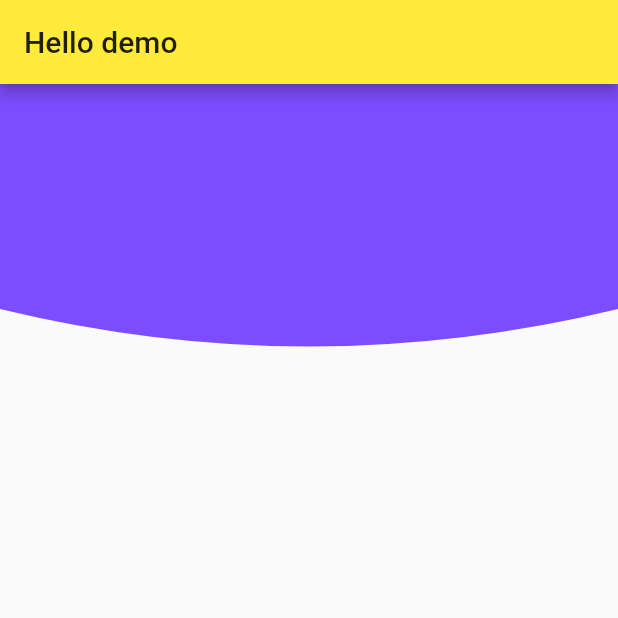
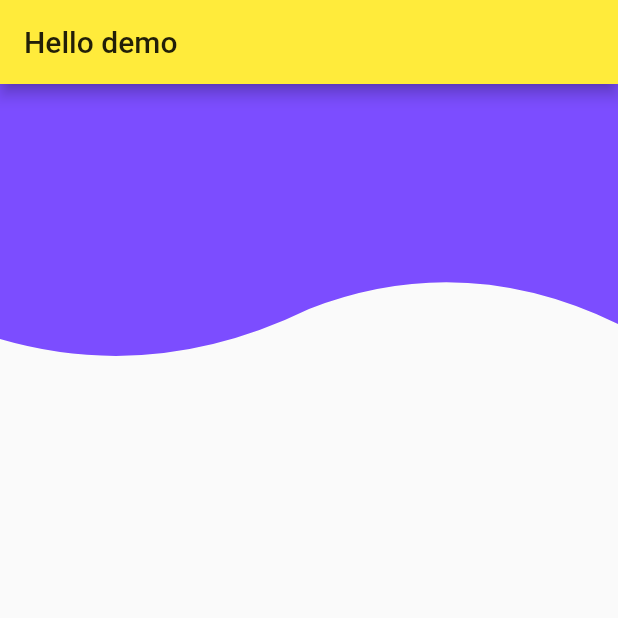
Before and after one commit to xuxueyong/XXYKit, a Flutter app: the screen it shows after launch, on a phone screen of 412 x 824 dp, the top half of it. Run offline on Flutter 3.47's test engine with Material 2 defaults, Android fonts, the light colour scheme and no system bars.

Commit message:
添加 flutter 学习资料

```diff
--- a/flutter_demo/demo_01/lib/custom_clipper.dart
+++ b/flutter_demo/demo_01/lib/custom_clipper.dart
@@ -25,20 +25,46 @@ class BottomClipper extends CustomClipper<Path> {
   @override
   Path getClip(Size size) {
 
+
+    // 一个控制点的贝塞尔曲线
+
+    // var path = Path();
+    // path.lineTo(0, 0);
+    // path.lineTo(0, size.height - 50);
+
+    // var firstControlPoint = Offset(size.width / 2, size.height);
+    // var firstEndPoint = Offset(size.width, size.height - 50);
+    // path.quadraticBezierTo(firstControlPoint.dx,
+    //                        firstControlPoint.dy,
+    //                            firstEndPoint.dx,
+    //                           firstEndPoint.dy);
+
+    // path.lineTo(size.width, size.height - 50);
+    // path.lineTo(size.width, 0);
+
+    // return path;
+
+
+    // 两个控制点的贝塞尔曲线
     var path = Path();
     path.lineTo(0, 0);
-    path.lineTo(0, size.height - 50);
+    path.lineTo(0, size.height - 30);
 
-    var firstControlPoint = Offset(size.width / 2, size.height);
-    var firstEndPoint = Offset(size.width, size.height - 50);
+    var firstControlPoint = Offset(size.width / 4, size.height);
+    var firstEndPoint = Offset(size.width / 2, size.height - 50);
     path.quadraticBezierTo(firstControlPoint.dx,
                            firstControlPoint.dy,
                                firstEndPoint.dx,
                               firstEndPoint.dy);
 
-    path.lineTo(size.width, size.height - 50);
+    var secondControlPoint = Offset(size.width / 4 * 3, size.height - 90);
+    var secondEndPoint = Offset(size.width, size.height - 40);
+    path.quadraticBezierTo(secondControlPoint.dx,
+                           secondControlPoint.dy,
+                               secondEndPoint.dx,
+                              secondEndPoint.dy);
+    path.lineTo(size.width, size.height - 40);
     path.lineTo(size.width, 0);
-
     return path;
   }
 
```
Also changed, not shown: flutter_demo/demo_02/lib/main.dart (added, +18 -0 lines), flutter_demo/demo_02/lib/splash_screen.dart (added, +57 -0 lines), flutter_demo/demo_02/pubspec.yaml (added, +68 -0 lines), flutter_demo/demo_02/pubspec.lock (added), 55 other files.
